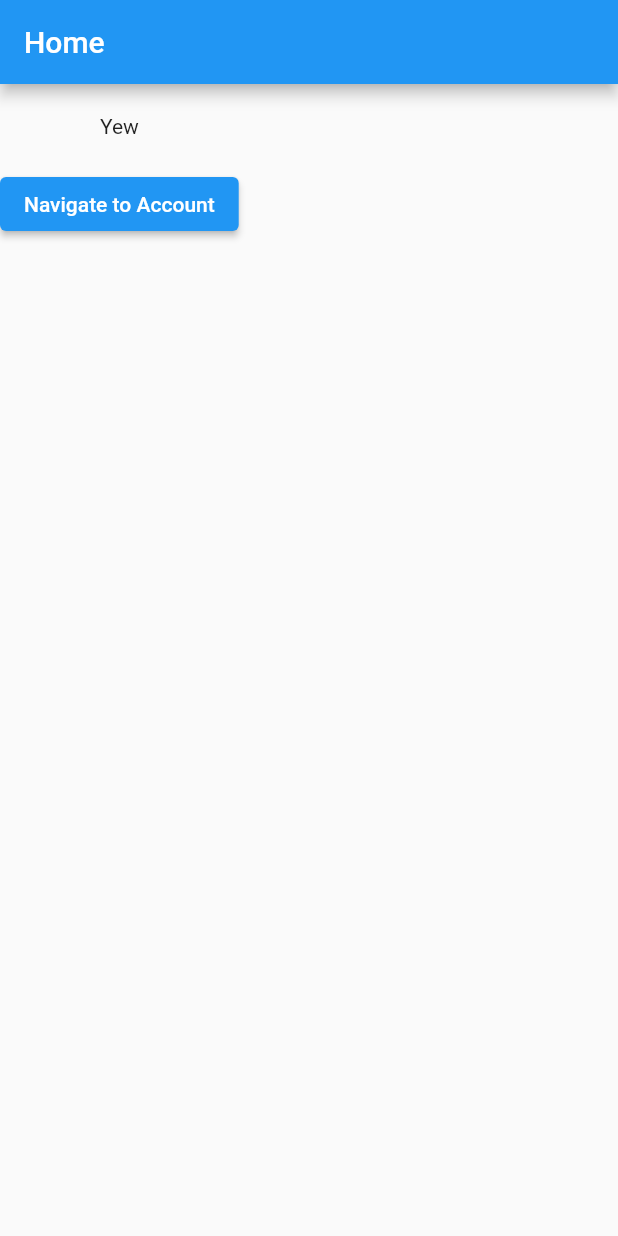
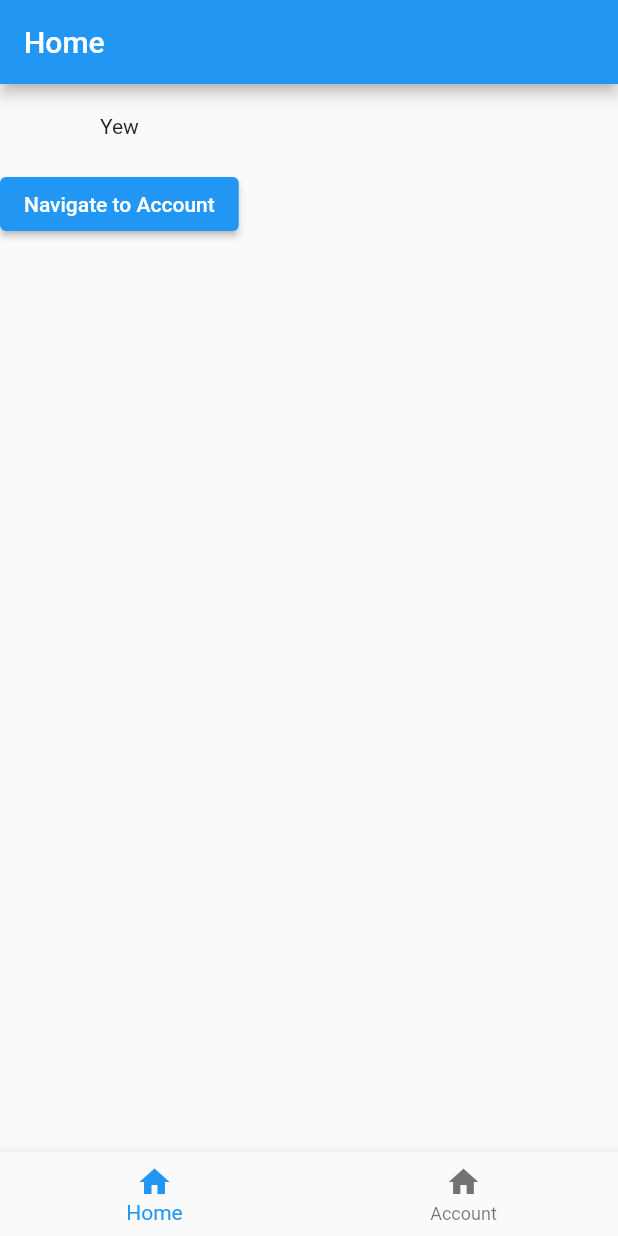
Before and after one commit to michmadheo/flutter_demo_navigation, a Flutter app: the screen it shows after launch, on a phone screen of 412 x 824 dp. Run offline on Flutter 3.47's test engine with Material 2 defaults, Android fonts, the phone set to English and light mode, and no system bars.

```diff
--- /dev/null
+++ b/lib/containerPage.dart
@@ -0,0 +1,58 @@
+// ignore_for_file: prefer_const_literals_to_create_immutables
+
+import 'package:flutter/material.dart';
+import 'package:flutter/src/foundation/key.dart';
+import 'package:flutter/src/widgets/framework.dart';
+import 'home.dart';
+import 'account.dart';
+import 'settings.dart';
+
+class ContainerPage extends StatefulWidget {
+  const ContainerPage({Key? key}) : super(key: key);
+
+  @override
+  State<ContainerPage> createState() => _ContainerPageState();
+}
+
+class _ContainerPageState extends State<ContainerPage> {
+
+  int currentIndex = 0;
+  List<Widget> listWidget = [Home(), Settings()];
+
+  @override
+  void initState() {
+    // TODO: implement initState
+    super.initState();
+    currentIndex = 0;
+  }
+
+  void onTap(int index){
+    setState(() {
+      currentIndex = index;
+    });
+  }
+
+  @override
+  Widget build(BuildContext context) {
+    return Scaffold(
+      body: listWidget[currentIndex],
+      bottomNavigationBar: BottomNavigationBar(
+        type: BottomNavigationBarType.fixed,
+        // selectedItemColor: Colors.red,
+        // unselectedItemColor: Colors.grey,
+        currentIndex: currentIndex,
+        onTap: onTap,
+        items: <BottomNavigationBarItem>[
+          const BottomNavigationBarItem(
+            icon: Icon(Icons.home),
+            label: 'Home'
+          ),
+          const BottomNavigationBarItem(
+            icon: Icon(Icons.home),
+            label: 'Account'
+          )
+        ],
+      ),
+    );
+  }
+}
--- a/lib/main.dart
+++ b/lib/main.dart
@@ -2,11 +2,15 @@ import 'package:flutter/material.dart';
 import 'settings.dart';
 import 'account.dart';
 import 'home.dart';
+import 'containerPage.dart';
 
 void main()=>runApp(
   MaterialApp(
     routes: {
       '/': (context){
+        return ContainerPage();
+      },
+      '/Home': (context){
         return Home();
       },
       '/Account': (context){
```
